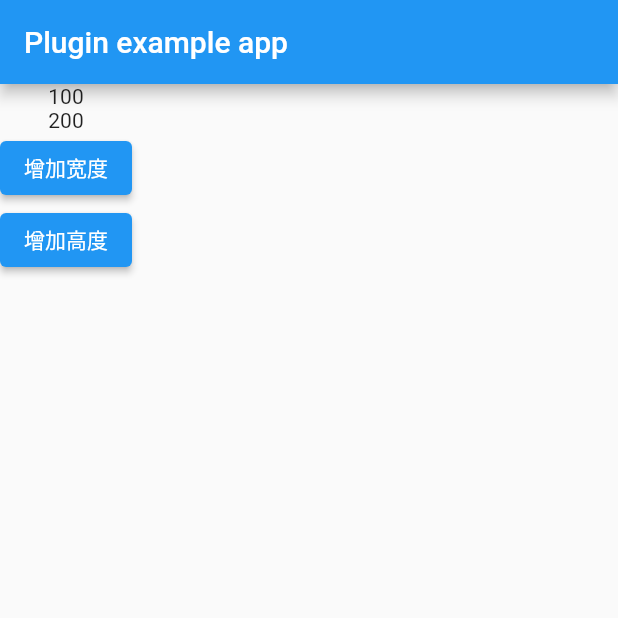
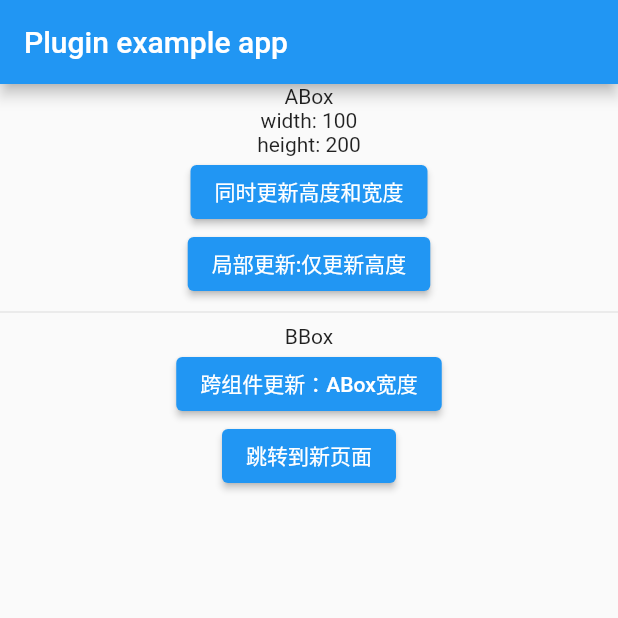
Before and after one commit to clong1995/state_widget, a Flutter app: the screen it shows after launch, on a phone screen of 412 x 824 dp, the top half of it. Run offline on Flutter 3.47's test engine with Material 2 defaults, Android fonts, the phone set to English and light mode, and no system bars.

Commit message:
提交代码

```diff
--- a/example/lib/main.dart
+++ b/example/lib/main.dart
@@ -1,6 +1,7 @@
 import 'package:flutter/material.dart';
 
-import 'pages/box/page.dart';
+import 'pages/a_box/page.dart';
+import 'pages/b_box/page.dart';
 
 void main() {
   runApp(const MyApp());
@@ -28,8 +29,9 @@ class _MyAppState extends State<MyApp> {
         ),
         body: const Column(
           children: [
-            BoxPage(),
-            // ToyPage(),
+            ABoxPage(),
+            Divider(),
+            BBoxPage(),
           ],
         ),
       ),
--- /dev/null
+++ b/example/lib/pages/a_box/logic.dart
@@ -0,0 +1,32 @@
+import 'package:state_widget/logic.dart';
+
+import 'state.dart';
+
+class ABoxLogic extends Logic<ABoxLogic, ABoxState> {
+  ABoxLogic(super.context) {
+    put(this, ABoxState());
+  }
+
+  //同时更新宽度和高度
+  void onWidthAndHeightPressed() {
+    state.width += 10;
+    state.height += 10;
+    update();
+  }
+
+  //仅更新高度
+  void onHeightPressed() {
+    //宽度虽然被增加了，但是不会被更新
+    state.width += 10;
+    //只有高度会被更新
+    state.height += 10;
+    update(["height"]);
+  }
+
+
+  //同时更新宽度和高度
+  void onWidthPressed() {
+    state.width += 10;
+    update();
+  }
+}
--- a/example/lib/pages/box/page.dart
+++ b/example/lib/pages/a_box/page.dart
@@ -3,28 +3,29 @@ import 'package:state_widget/build_widget.dart';
 
 import 'logic.dart';
 
-class BoxPage extends StatelessWidget {
-  const BoxPage({super.key});
+class ABoxPage extends StatelessWidget {
+  const ABoxPage({super.key});
 
   @override
   Widget build(BuildContext context) {
     return buildWidget(
-      logic: BoxLogic(context),
+      logic: ABoxLogic(context),
       builder: (logic) {
         return Column(
           children: [
-            Text("${logic.state.width}"),
+            Text(logic.state.name),
+            Text("width: ${logic.state.width}"),
             logic.builder(
               id: "height",
-              builder: () => Text("${logic.state.height}"),
+              builder: () => Text("height: ${logic.state.height}"),
             ),
             ElevatedButton(
-              onPressed: logic.onWidthPressed,
-              child: const Text("增加宽度"),
+              onPressed: logic.onWidthAndHeightPressed,
+              child: const Text("同时更新高度和宽度"),
             ),
             ElevatedButton(
               onPressed: logic.onHeightPressed,
-              child: const Text("增加高度"),
+              child: const Text("局部更新:仅更新高度"),
             ),
           ],
         );
--- /dev/null
+++ b/example/lib/pages/a_box/state.dart
@@ -0,0 +1,5 @@
+class ABoxState {
+  String name = "ABox";
+  int width = 100;
+  int height = 200;
+}
--- /dev/null
+++ b/example/lib/pages/b_box/logic.dart
@@ -0,0 +1,20 @@
+import 'package:state_widget/logic.dart';
+import 'package:state_widget_example/pages/a_box/logic.dart';
+import 'package:state_widget_example/pages/c_box/page.dart';
+
+import 'state.dart';
+
+class BBoxLogic extends Logic<BBoxLogic, BBoxState> {
+  BBoxLogic(super.context) {
+    put(this, BBoxState());
+  }
+
+  void onWidthPressed(){
+    ABoxLogic? aBoxLogic = find<ABoxLogic>();
+    aBoxLogic?.onWidthPressed();
+  }
+
+  void onCBoxPagePressed(){
+    push(() => const CBoxPage());
+  }
+}
--- /dev/null
+++ b/example/lib/pages/b_box/page.dart
@@ -0,0 +1,30 @@
+import 'package:flutter/material.dart';
+import 'package:state_widget/build_widget.dart';
+
+import 'logic.dart';
+
+class BBoxPage extends StatelessWidget {
+  const BBoxPage({super.key});
+
+  @override
+  Widget build(BuildContext context) {
+    return buildWidget(
+      logic: BBoxLogic(context),
+      builder: (BBoxLogic logic) {
+        return Column(
+          children: [
+            Text(logic.state.name),
+            ElevatedButton(
+              onPressed: logic.onWidthPressed,
+              child: const Text("跨组件更新：ABox宽度"),
+            ),
+            ElevatedButton(
+              onPressed: logic.onCBoxPagePressed,
+              child: const Text("跳转到新页面"),
+            ),
+          ],
+        );
+      },
+    );
+  }
+}
--- /dev/null
+++ b/example/lib/pages/b_box/state.dart
@@ -0,0 +1,3 @@
+class BBoxState {
+  String name = "BBox";
+}
--- a/example/lib/pages/box/logic.dart
+++ /dev/null
@@ -1,27 +0,0 @@
-import 'package:state_widget/logic.dart';
-
-import 'state.dart';
-
-class BoxLogic extends Logic<BoxLogic, BoxState> {
-  BoxLogic(super.context) {
-    put(this, BoxState());
-  }
-
-  @override
-  void onInit() {
-    /*Timer.periodic(Duration(seconds: 1), (timer) {
-      print(updateDict.hashCode);
-    });*/
-  }
-
-  void onWidthPressed() {
-    state.width += 10;
-    update();
-  }
-
-  void onHeightPressed() {
-    state.width += 10;
-    state.height += 10;
-    update(["height"]);
-  }
-}
--- a/example/lib/pages/box/state.dart
+++ /dev/null
@@ -1,4 +0,0 @@
-class BoxState {
-  int width = 100;
-  int height = 200;
-}
--- a/example/lib/pages/toy/state.dart
+++ /dev/null
@@ -1,3 +0,0 @@
-class ToyState {
-  String name = "toy";
-}
```
Also changed, not shown: example/lib/pages/c_box/logic.dart (added, +14 -0 lines), example/lib/pages/c_box/page.dart (added, +28 -0 lines), example/lib/pages/toy/logic.dart (deleted, +0 -9 lines), example/lib/pages/toy/page.dart (deleted, +0 -18 lines), example/pubspec.lock, 2 other files.
